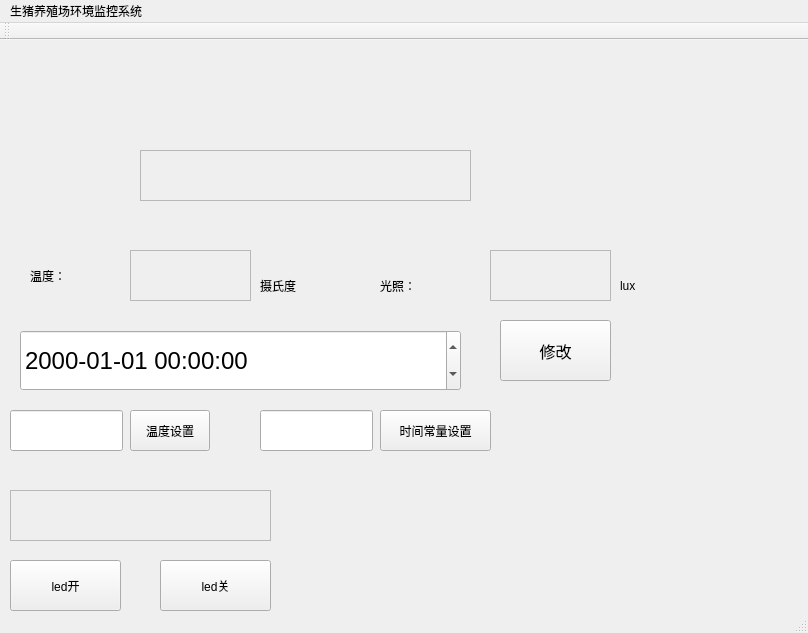
Arosynerd/Qt_Projects, file 04TCP_Server/mainwindow.ui: the form before one commit.
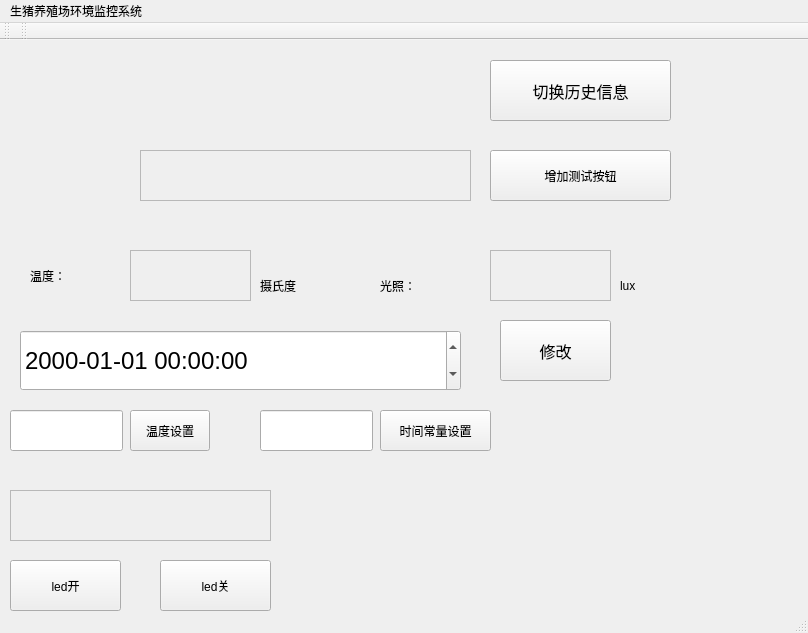
The form after the commit.

Diff of the .ui file:
```diff
--- a/04TCP_Server/mainwindow.ui
+++ b/04TCP_Server/mainwindow.ui
@@ -253,6 +253,38 @@
      <string>led关</string>
     </property>
    </widget>
+   <widget class="QPushButton" name="time_btn_2">
+    <property name="geometry">
+     <rect>
+      <x>490</x>
+      <y>20</y>
+      <width>181</width>
+      <height>61</height>
+     </rect>
+    </property>
+    <property name="font">
+     <font>
+      <family>华文中宋</family>
+      <pointsize>12</pointsize>
+     </font>
+    </property>
+    <property name="text">
+     <string>切换历史信息</string>
+    </property>
+   </widget>
+   <widget class="QPushButton" name="add_btn">
+    <property name="geometry">
+     <rect>
+      <x>490</x>
+      <y>110</y>
+      <width>181</width>
+      <height>51</height>
+     </rect>
+    </property>
+    <property name="text">
+     <string>增加测试按钮</string>
+    </property>
+   </widget>
   </widget>
   <widget class="QMenuBar" name="menuBar">
    <property name="geometry">
@@ -279,6 +311,22 @@
    </attribute>
   </widget>
   <widget class="QStatusBar" name="statusBar"/>
+  <widget class="QToolBar" name="toolBar">
+   <property name="windowTitle">
+    <string>toolBar</string>
+   </property>
+   <attribute name="toolBarArea">
+    <enum>TopToolBarArea</enum>
+   </attribute>
+   <attribute name="toolBarBreak">
+    <bool>false</bool>
+   </attribute>
+  </widget>
+  <action name="action_T">
+   <property name="text">
+    <string>表格信息(&amp;T)</string>
+   </property>
+  </action>
  </widget>
  <layoutdefault spacing="6" margin="11"/>
  <resources/>
```
Left out of the diff: 3 changed lines with no effect on the pictures.
